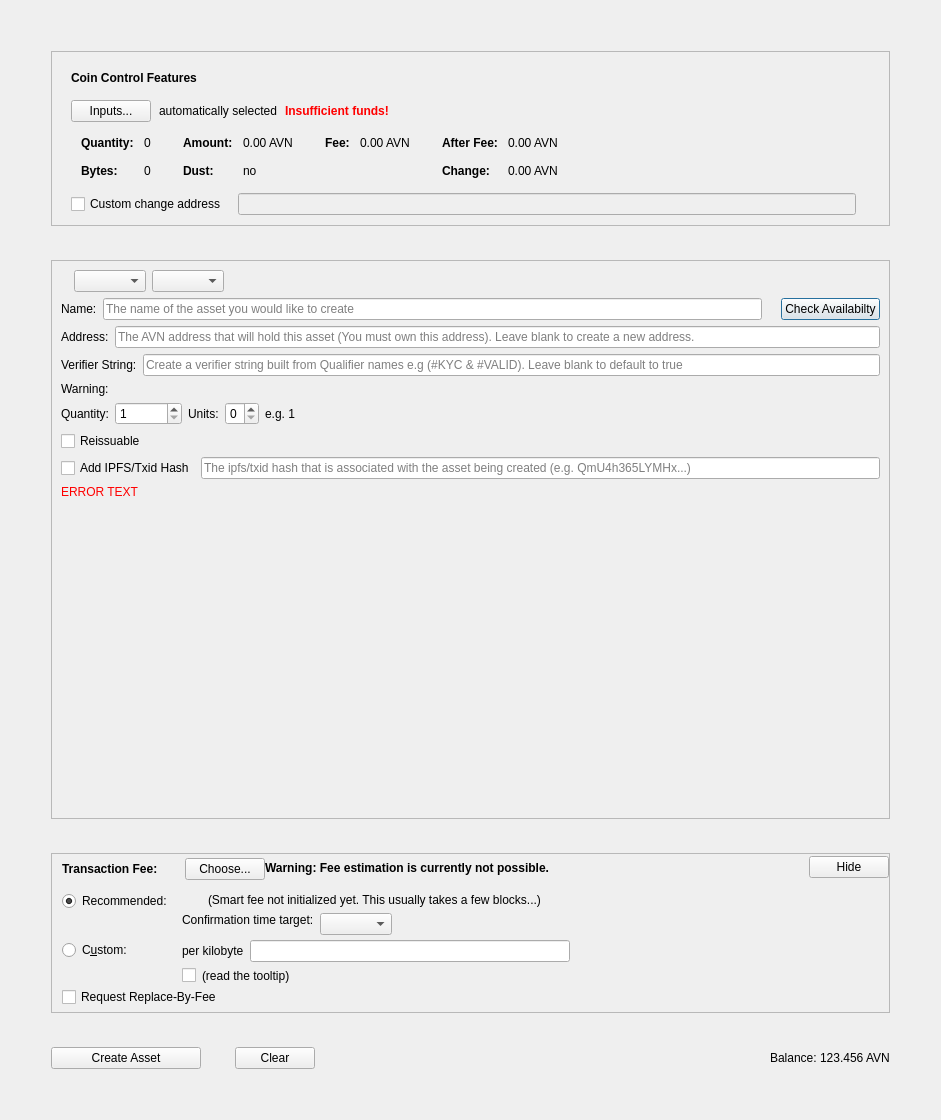
Before: the Qt Designer form src/qt/forms/createassetdialog.ui in AvianNetwork/Avian, drawn with Qt 5.
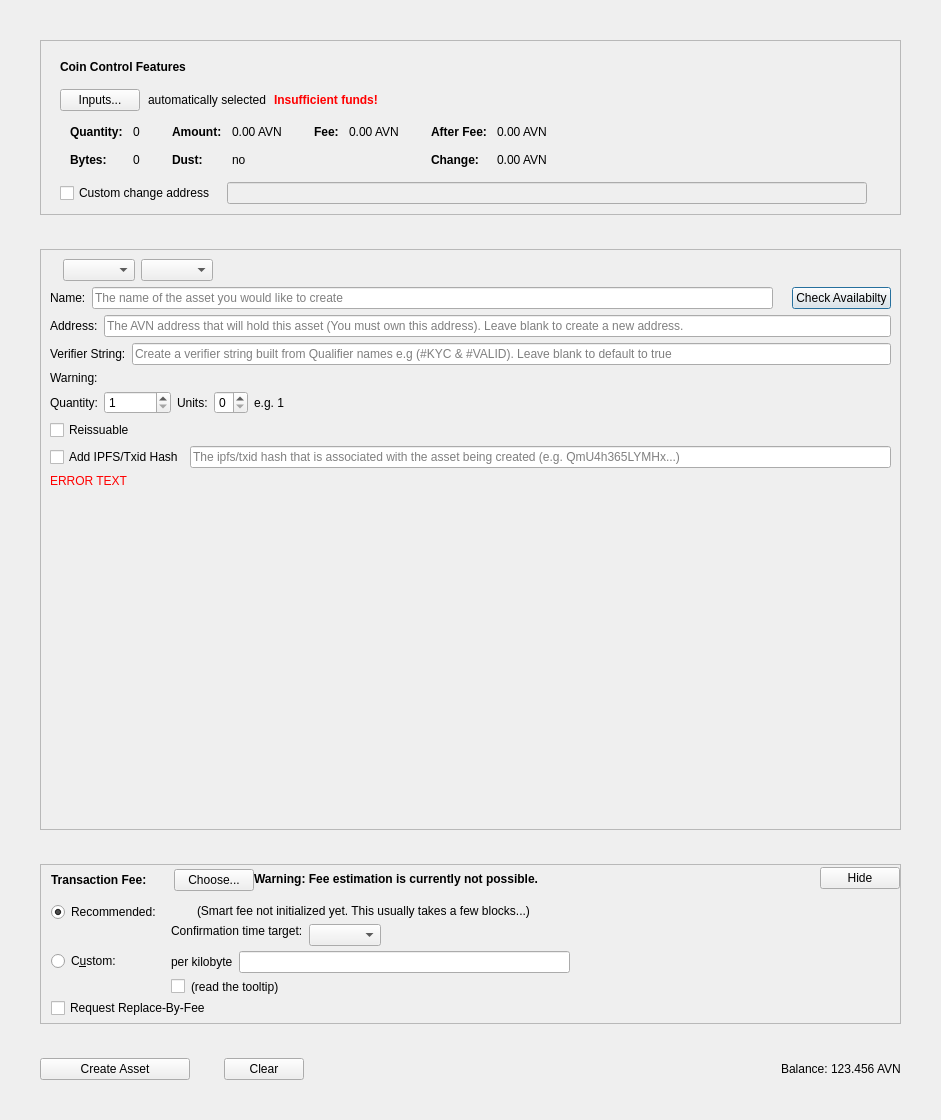
After: the same form once the commit is applied. Custom widgets are drawn as their Qt base class.

Commit message: Correct issues during community testing - UI layout issues on Light theme - UI layout issues on Dark theme - Syncying screen defaulting to dark mode in light mode - Removal of theme images no longer required - Disable Flight Plans on Mainnet - Slowness of transaction page loading

```diff
--- a/src/qt/forms/createassetdialog.ui
+++ b/src/qt/forms/createassetdialog.ui
@@ -29,8 +29,6 @@
    <bool>false</bool>
   </property>
   <layout class="QVBoxLayout" name="verticalLayout">
-   <item>
-    <layout class="QVBoxLayout" name="verticalLayout_5">
      <property name="spacing">
       <number>34</number>
      </property>
@@ -58,7 +56,7 @@
         <enum>QFrame::StyledPanel</enum>
        </property>
        <property name="frameShadow">
-        <enum>QFrame::Raised</enum>
+      <enum>QFrame::Sunken</enum>
        </property>
        <layout class="QVBoxLayout" name="verticalLayout_2">
         <item>
@@ -597,7 +595,7 @@
         <enum>QFrame::StyledPanel</enum>
        </property>
        <property name="frameShadow">
-        <enum>QFrame::Raised</enum>
+      <enum>QFrame::Sunken</enum>
        </property>
        <layout class="QVBoxLayout" name="verticalLayout_4">
         <item>
@@ -871,7 +869,7 @@
         <enum>QFrame::StyledPanel</enum>
        </property>
        <property name="frameShadow">
-        <enum>QFrame::Raised</enum>
+      <enum>QFrame::Sunken</enum>
        </property>
        <layout class="QVBoxLayout" name="verticalLayout_3">
         <property name="spacing">
@@ -1406,6 +1404,12 @@
          </property>
          <item>
           <widget class="QLabel" name="label">
+         <property name="sizePolicy">
+          <sizepolicy hsizetype="Preferred" vsizetype="Fixed">
+           <horstretch>0</horstretch>
+           <verstretch>0</verstretch>
+          </sizepolicy>
+         </property>
            <property name="layoutDirection">
             <enum>Qt::RightToLeft</enum>
            </property>
@@ -1416,6 +1420,12 @@
          </item>
          <item>
           <widget class="QLabel" name="labelBalance">
+         <property name="sizePolicy">
+          <sizepolicy hsizetype="Preferred" vsizetype="Fixed">
+           <horstretch>0</horstretch>
+           <verstretch>0</verstretch>
+          </sizepolicy>
+         </property>
            <property name="layoutDirection">
             <enum>Qt::RightToLeft</enum>
            </property>
@@ -1423,8 +1433,6 @@
             <string>123.456 AVN</string>
            </property>
           </widget>
-         </item>
-        </layout>
        </item>
       </layout>
      </item>
```
Lines whose indentation alone changed are shown as unchanged. The commit also changes 377 other files.
